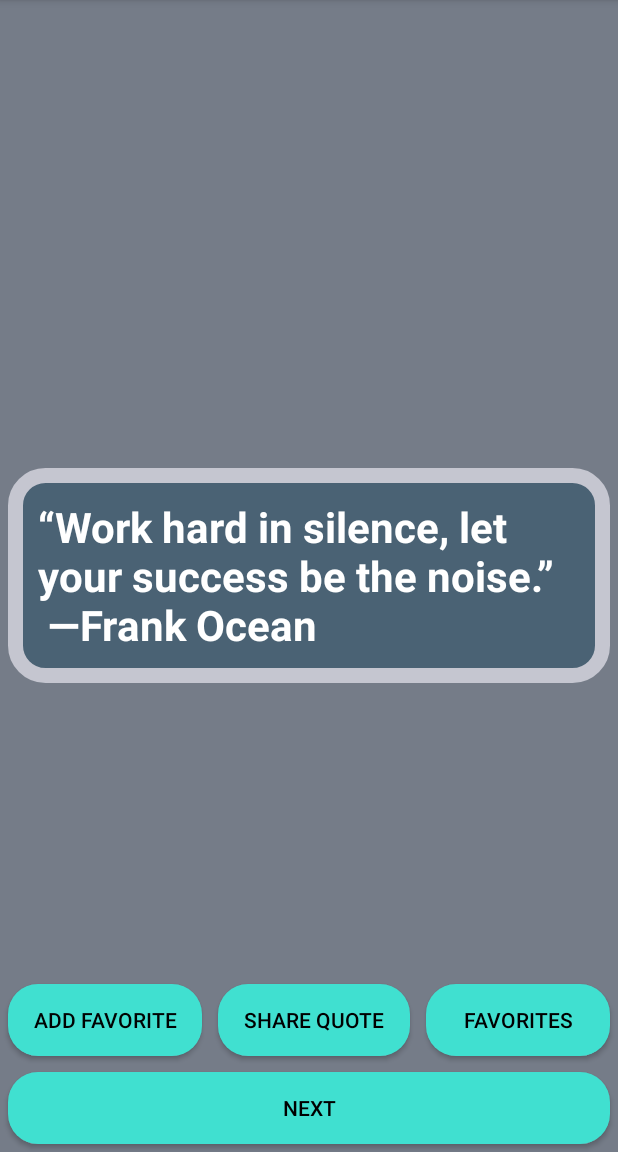
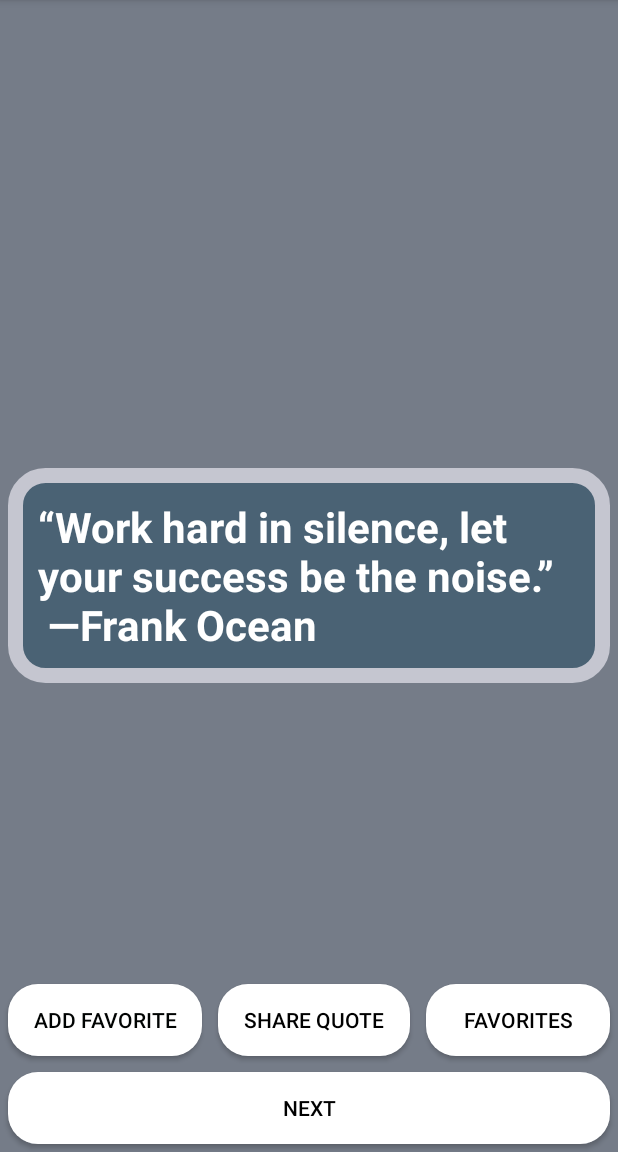
Before and after one commit to MisterWest11/CodSoft, an Android app: the MainActivity screen opened directly, with no data from a screen before it, on a phone screen of 412 x 824 dp, the part 84-1236 px from its top. Run offline under Robolectric (Android 15) with nearby library versions, the phone set to English and light mode, and no system bars; 1 statement that could not run was skipped.

Commit message:
Update rounded_button.xml

```diff
--- a/app/src/main/res/drawable/rounded_button.xml
+++ b/app/src/main/res/drawable/rounded_button.xml
@@ -1,5 +1,5 @@
 <?xml version="1.0" encoding="utf-8"?>
 <shape xmlns:android="http://schemas.android.com/apk/res/android">
-        <solid android:color="#40E0D0" />
+        <solid android:color="#FFFFFF" />
         <corners android:radius="20dp" />
 </shape>
```
